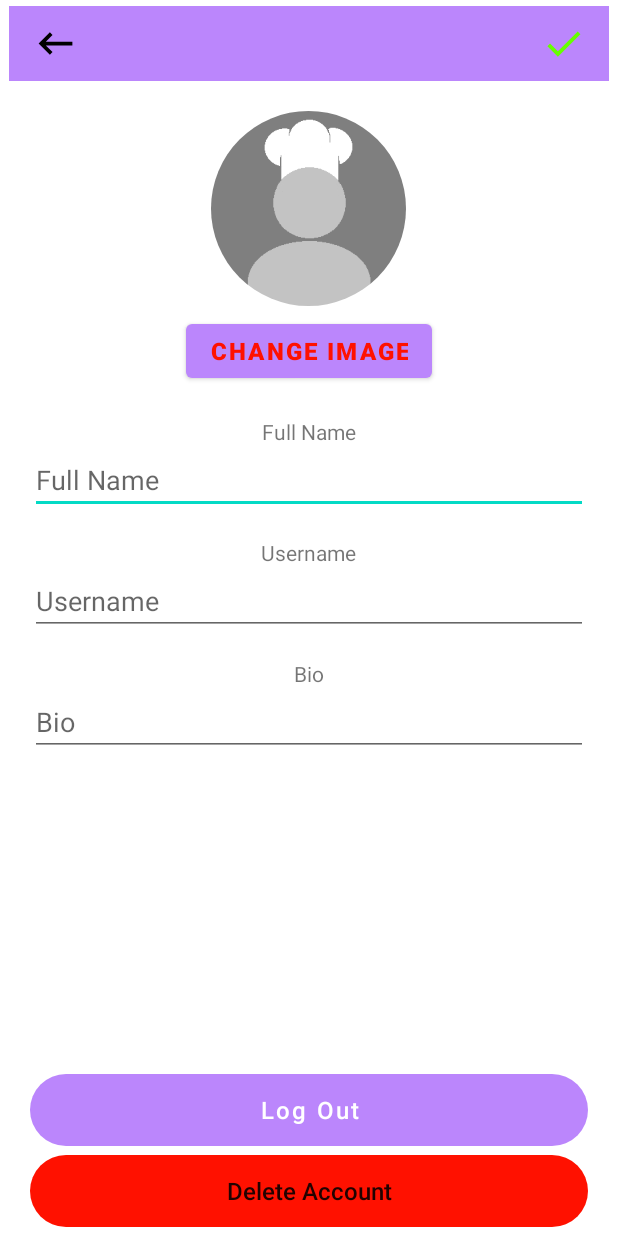
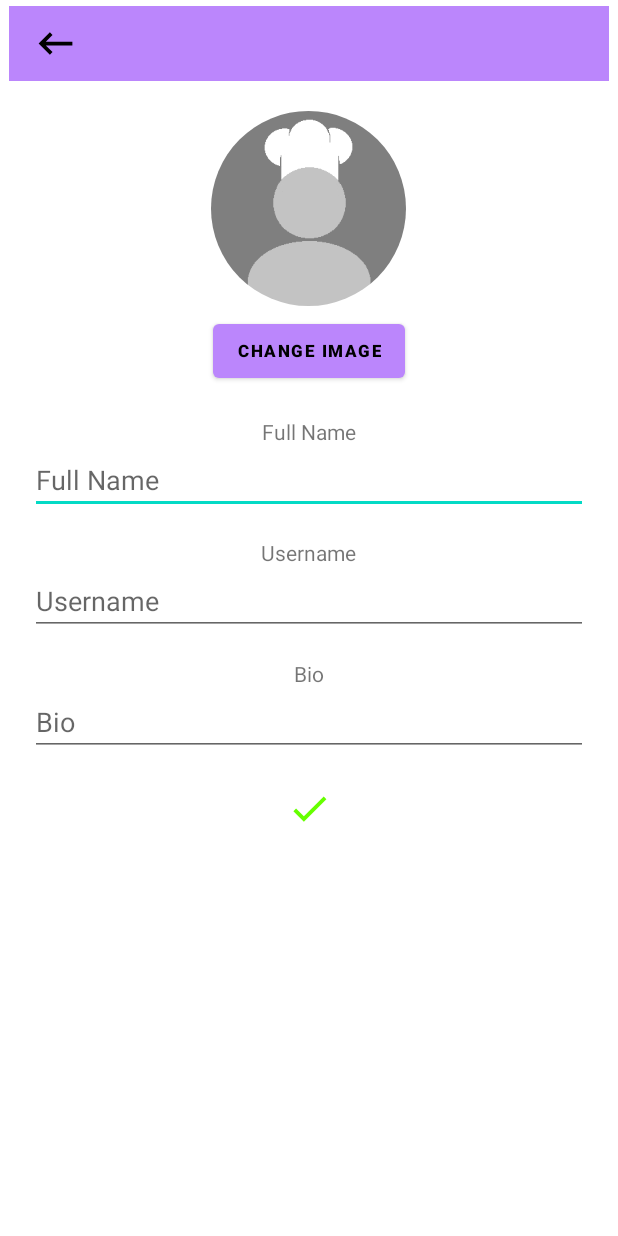
Before and after one commit to Group13projekti/recipeScroll, an Android app: the AccountSettingsActivity screen opened directly, with no data from a screen before it, on a phone screen of 412 x 824 dp. Run offline under Robolectric (Android 15) with nearby library versions, the phone set to English and light mode, and no system bars; our stand-ins replace CircleImageView, Firebase (no records; nobody signed in at launch, a user with empty details on screens opened directly), Picasso.

Commit message:
account settingseihin muutosta

```diff
--- a/app/src/main/java/com/example/recipescroll_v022/AccountSettingsActivity.kt
+++ b/app/src/main/java/com/example/recipescroll_v022/AccountSettingsActivity.kt
@@ -54,8 +54,8 @@ class AccountSettingsActivity : AppCompatActivity() {
         val etUserName = findViewById<EditText>(R.id.username_profile_frag)
         val etBio = findViewById<EditText>(R.id.bio_profile_frag)
         val profileImageView = findViewById<ImageView>(R.id.profile_image_view)
-        val logOutBtn = findViewById<Button>(R.id.logout_btn)
-        val delAccBtn = findViewById<Button>(R.id.delete_account_btn)
+        //val logOutBtn = findViewById<Button>(R.id.logout_btn)
+        //val delAccBtn = findViewById<Button>(R.id.delete_account_btn)
         val changeImageBtn = findViewById<Button>(R.id.change_image_text_btn)
         val storage = Firebase.storage
         val randomString = generateRandomString(10)
@@ -186,6 +186,7 @@ class AccountSettingsActivity : AppCompatActivity() {
                 }
             }
         }
+        /*
         logOutBtn.setOnClickListener{
             val builder = AlertDialog.Builder(this)
             builder.setTitle("Log Out")
@@ -243,7 +244,7 @@ class AccountSettingsActivity : AppCompatActivity() {
                 Toast.makeText(this, "Käyttäjätiliä ei löytynyt", Toast.LENGTH_SHORT).show()
             }
         }
-
+        */
     }
     fun generateRandomString(length: Int): String {
         val allowedChars = "abcdefghijklmnopqrstuvwxyz0123456789"
--- a/app/src/main/res/layout/activity_account_settings.xml
+++ b/app/src/main/res/layout/activity_account_settings.xml
@@ -28,7 +28,7 @@
                     android:layout_alignParentStart="true"
                     android:backgroundTint="#00FFFFFF"
                     android:src="@drawable/baseline_keyboard_backspace_30" />
-
+<!--
                 <ImageButton
                     android:id="@+id/save_profile_btn"
                     android:layout_width="30dp"
@@ -37,7 +37,7 @@
                     android:layout_marginRight="15dp"
                     android:background="#00FFFFFF"
                     android:src="@drawable/baseline_check_30_green" />
-
+-->
 
             </RelativeLayout>
 
@@ -54,14 +54,14 @@
 
     <Button
         android:id="@+id/change_image_text_btn"
-        android:textColor="@color/red"
+        android:textColor="@color/material_dynamic_primary0"
         android:layout_width="wrap_content"
         android:layout_height="wrap_content"
         android:layout_below="@+id/profile_image_view"
         android:layout_centerHorizontal="true"
         android:layout_marginTop="6dp"
         android:text="@string/change_image"
-        android:textSize="16dp"
+        android:textSize="11sp"
         android:textStyle="bold" />
 
     <TextView
@@ -131,6 +131,16 @@
         android:hint="@string/bio"
         android:inputType="text" />
 
+    <ImageButton
+        android:id="@+id/save_profile_btn"
+        android:layout_width="40dp"
+        android:layout_height="wrap_content"
+        android:layout_below="@id/bio_profile_frag"
+        android:layout_centerHorizontal="true"
+        android:layout_marginTop="20dp"
+        android:background="@drawable/rounded_buttons"
+        android:src="@drawable/baseline_check_30_green" />
+    <!--
     <Button
         android:id="@+id/logout_btn"
         android:layout_width="match_parent"
@@ -141,7 +151,7 @@
         android:layout_marginRight="20dp"
         android:background="@drawable/rounded_buttons"
         android:textAllCaps="false"
-
+        android:src="@drawable/baseline_check_30_green"
         android:text="Log Out"
         android:textSize="16sp" />
 
@@ -159,6 +169,6 @@
         android:textAllCaps="false"
         android:text="Delete Account"
         android:textSize="16sp"/>
-
+        -->
 
 </RelativeLayout>
--- a/app/src/main/res/menu/navbar.xml
+++ b/app/src/main/res/menu/navbar.xml
@@ -6,9 +6,6 @@
         android:id="@+id/FrontPage"
         android:icon="@drawable/baseline_home_24"/>
 
-    <item android:title="@string/favorites"
-        android:id="@+id/favorites"
-        android:icon="@drawable/baseline_favorite_24"/>
     <item android:title="@string/postpage"
         android:id="@+id/postPage"
         android:icon="@drawable/ic_baseline_camera_alt_24" />
```
